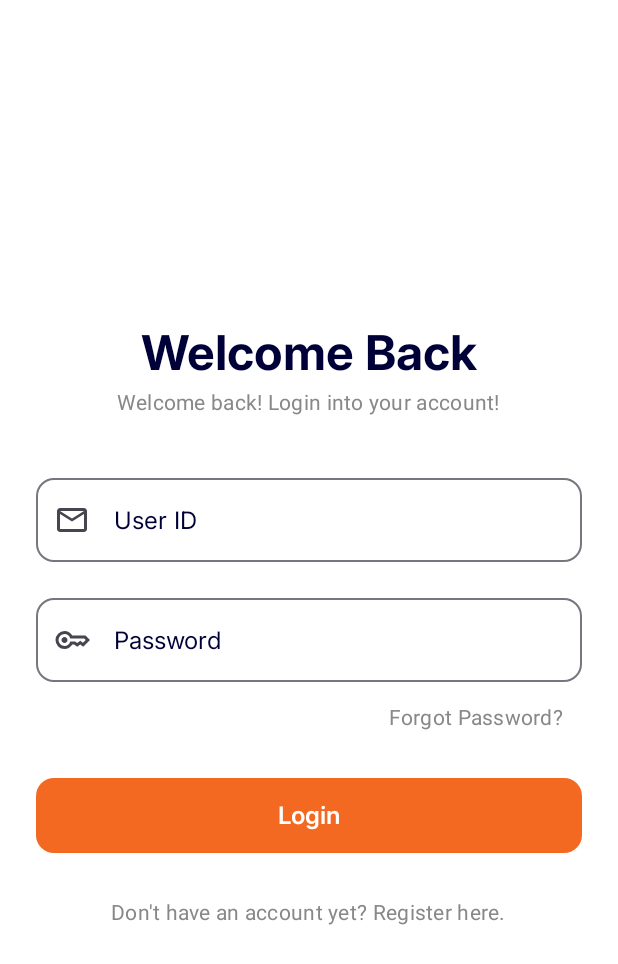
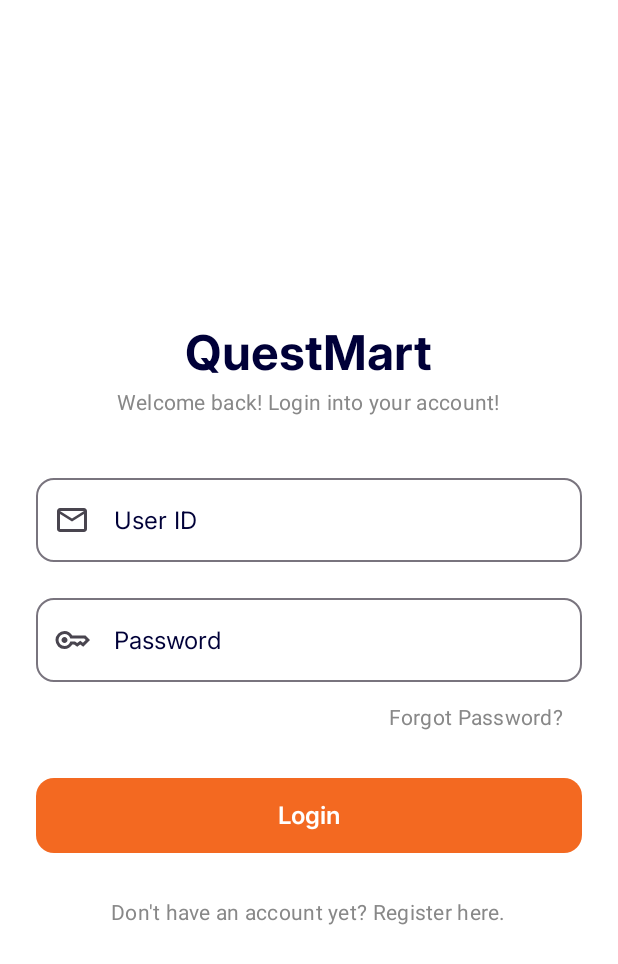
Before and after one commit to Quest1Codes/ditto-poc, an Android app built with Jetpack Compose: the AuthScreen screen opened through its navigation route, on a phone screen of 412 x 824 dp. Shown: the top 964 px of the screen. Run offline under Robolectric (Android 15) with nearby library versions, the phone set to English and light mode, and no system bars; our stand-ins replace Dagger/Hilt's generated code; 3 statements that could not run were skipped.

Commit message:
changed name

```diff
--- a/app/src/main/java/com/quest1/demopos/ui/view/AuthScreen.kt
+++ b/app/src/main/java/com/quest1/demopos/ui/view/AuthScreen.kt
@@ -67,7 +67,7 @@ fun LoginUI(
         Spacer(modifier = Modifier.height(24.dp))
 
         Text(
-            text = "Welcome Back",
+            text = "QuestMart",
             style = MaterialTheme.typography.headlineLarge,
             fontWeight = FontWeight.Bold,
             color = LightTextPrimary
```
